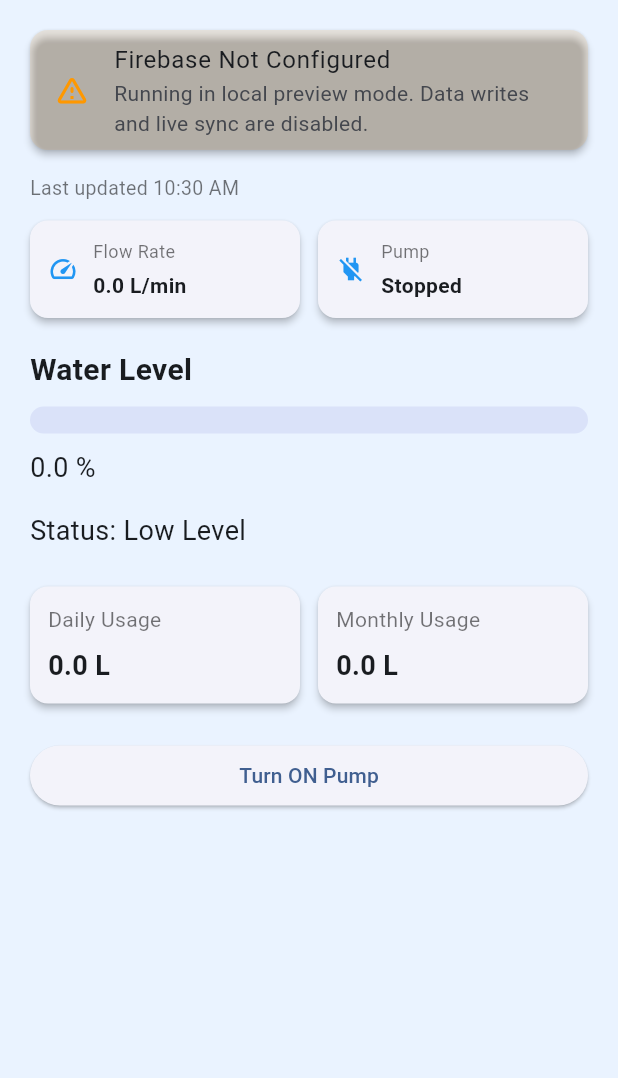
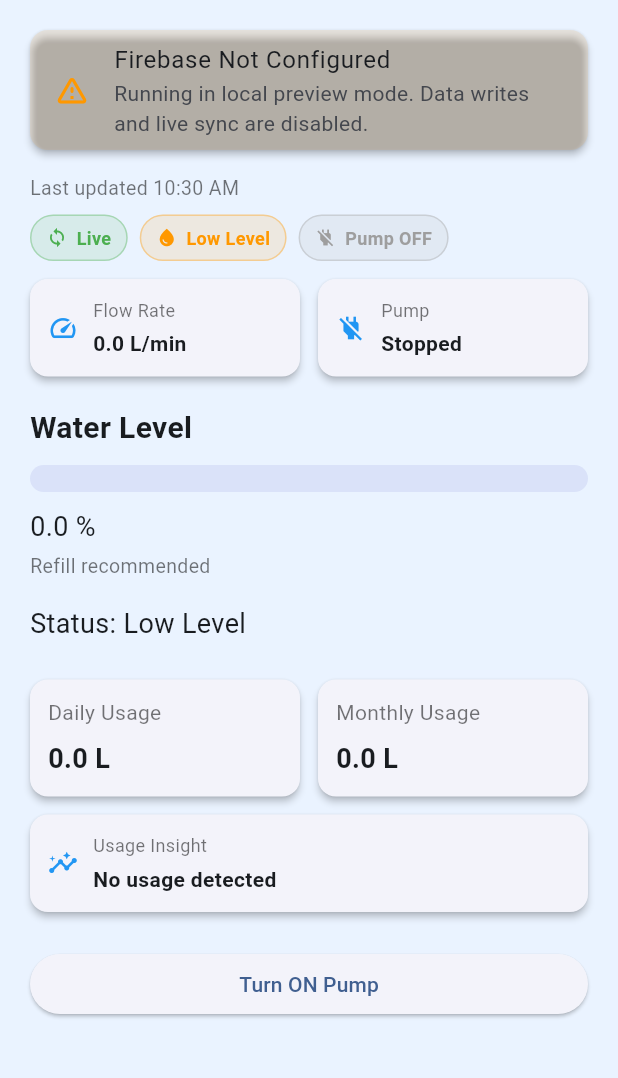
Before and after one commit to hasankachamathvi/Tank_Master_IOT, a Flutter app: the Dashboard screen opened directly with empty values, after a tap on the "refresh" icon, on a phone screen of 412 x 824 dp, the part 84-1162 px from its top. Run offline on Flutter 3.47's test engine with Material 3 defaults, Android fonts, the phone set to English and light mode, and no system bars; our stand-ins replace firebase_core, firebase_database; accounts and stored records are empty.

Commit message:
feat: Add data freshness indicators and enhance refresh functionality in dashboard

```diff
--- a/lib/screens/dashboard.dart
+++ b/lib/screens/dashboard.dart
@@ -29,6 +29,7 @@ class _DashboardState extends State<Dashboard> {
 
   StreamSubscription<TankModel>? _subscription;
   bool _isLoading = true;
+  bool _isRefreshing = false;
   bool _isTogglingPump = false;
   String? _error;
   DateTime? _lastUpdatedAt;
@@ -96,6 +97,14 @@ class _DashboardState extends State<Dashboard> {
   }
 
   Future<void> _refreshDashboard() async {
+    if (_isRefreshing) {
+      return;
+    }
+
+    setState(() {
+      _isRefreshing = true;
+    });
+
     try {
       final latestTank = await _firebaseService.getTankData().first.timeout(const Duration(seconds: 5));
 
@@ -115,6 +124,11 @@ class _DashboardState extends State<Dashboard> {
       if (!mounted) return;
       setState(() {
         _error = 'Could not refresh tank data.';
+      });
+    } finally {
+      if (!mounted) return;
+      setState(() {
+        _isRefreshing = false;
       });
     }
   }
@@ -138,6 +152,60 @@ class _DashboardState extends State<Dashboard> {
     return 'Last updated ${time.format(context)}';
   }
 
+  String _dataFreshnessLabel() {
+    if (_lastUpdatedAt == null) {
+      return 'Awaiting data';
+    }
+
+    final seconds = DateTime.now().difference(_lastUpdatedAt!).inSeconds;
+
+    if (seconds < 30) {
+      return 'Live';
+    }
+    if (seconds < 120) {
+      return 'Recent';
+    }
+    return 'Stale';
+  }
+
+  Color _dataFreshnessColor() {
+    final freshness = _dataFreshnessLabel();
+
+    if (freshness == 'Live') {
+      return Colors.green;
+    }
+    if (freshness == 'Recent') {
+      return Colors.orange;
+    }
+    return Colors.red;
+  }
+
+  String _usageTrendLabel() {
+    if (_tank.dailyUsage <= 0 && _tank.monthlyUsage <= 0) {
+      return 'No usage detected';
+    }
+
+    final avgDaily = _tank.monthlyUsage / 30;
+
+    if (_tank.dailyUsage > avgDaily * 1.2) {
+      return 'Above monthly trend';
+    }
+    if (_tank.dailyUsage < avgDaily * 0.8) {
+      return 'Below monthly trend';
+    }
+    return 'On monthly trend';
+  }
+
+  String _levelHint() {
+    if (_tank.level >= 95) {
+      return 'Near full capacity';
+    }
+    if (_tank.level <= 15) {
+      return 'Refill recommended';
+    }
+    return 'Level is in a safe range';
+  }
+
   @override
   Widget build(BuildContext context) {
     return Scaffold(
@@ -147,8 +215,14 @@ class _DashboardState extends State<Dashboard> {
         foregroundColor: Colors.white,
         actions: [
           IconButton(
-            onPressed: _refreshDashboard,
-            icon: const Icon(Icons.refresh),
+            onPressed: _isRefreshing ? null : _refreshDashboard,
+            icon: _isRefreshing
+                ? const SizedBox(
+                    width: 18,
+                    height: 18,
+                    child: CircularProgressIndicator(strokeWidth: 2, color: Colors.white),
+                  )
+                : const Icon(Icons.refresh),
             tooltip: 'Refresh now',
           ),
         ],
@@ -190,6 +264,28 @@ class _DashboardState extends State<Dashboard> {
                         _lastUpdatedLabel(),
                         style: const TextStyle(fontSize: 13, color: Colors.black54),
                       ),
+                      const SizedBox(height: 8),
+                      Wrap(
+                        spacing: 8,
+                        runSpacing: 8,
+                        children: [
+                          _StatusChip(
+                            icon: Icons.sync,
+                            text: _dataFreshnessLabel(),
+                            color: _dataFreshnessColor(),
+                          ),
+                          _StatusChip(
+                            icon: Icons.water_drop,
+                            text: _tank.status,
+                            color: _levelColor(_tank.level),
+                          ),
+                          _StatusChip(
+                            icon: _tank.pump ? Icons.power : Icons.power_off,
+                            text: _tank.pump ? 'Pump ON' : 'Pump OFF',
+                            color: _tank.pump ? Colors.green : Colors.grey,
+                          ),
+                        ],
+                      ),
                       const SizedBox(height: 12),
                       Row(
                         children: [
@@ -213,14 +309,22 @@ class _DashboardState extends State<Dashboard> {
                       const SizedBox(height: 20),
                       const Text('Water Level', style: TextStyle(fontSize: 20, fontWeight: FontWeight.w600)),
                       const SizedBox(height: 10),
-                      LinearProgressIndicator(
-                        value: (_tank.level.clamp(0, 100)) / 100,
-                        color: _levelColor(_tank.level),
-                        minHeight: 18,
-                        borderRadius: BorderRadius.circular(12),
+                      TweenAnimationBuilder<double>(
+                        tween: Tween<double>(begin: 0, end: (_tank.level.clamp(0, 100)) / 100),
+                        duration: const Duration(milliseconds: 700),
+                        builder: (context, animatedLevel, _) {
+                          return LinearProgressIndicator(
+                            value: animatedLevel,
+                            color: _levelColor(_tank.level),
+                            minHeight: 18,
+                            borderRadius: BorderRadius.circular(12),
+                          );
+                        },
                       ),
                       const SizedBox(height: 10),
                       Text('${_tank.level.toStringAsFixed(1)} %', style: const TextStyle(fontSize: 18)),
+                      const SizedBox(height: 4),
+                      Text(_levelHint(), style: const TextStyle(fontSize: 13, color: Colors.black54)),
                       const SizedBox(height: 16),
                       Text('Status: ${_tank.status}', style: const TextStyle(fontSize: 18)),
                       const SizedBox(height: 24),
@@ -230,6 +334,12 @@ class _DashboardState extends State<Dashboard> {
                           const SizedBox(width: 12),
                           Expanded(child: _UsageCard(title: 'Monthly Usage', value: '${_tank.monthlyUsage.toStringAsFixed(1)} L')),
                         ],
+                      ),
+                      const SizedBox(height: 12),
+                      _OverviewCard(
+                        icon: Icons.insights,
+                        title: 'Usage Insight',
+                        value: _usageTrendLabel(),
                       ),
                       const SizedBox(height: 24),
                       if (_tank.overflowAlert || _tank.lowLevelAlert) ...[
@@ -323,6 +433,37 @@ class _OverviewCard extends StatelessWidget {
   }
 }
 
+class _StatusChip extends StatelessWidget {
+  const _StatusChip({required this.icon, required this.text, required this.color});
+
+  final IconData icon;
+  final String text;
+  final Color color;
+
+  @override
+  Widget build(BuildContext context) {
+    return Container(
+      padding: const EdgeInsets.symmetric(horizontal: 10, vertical: 6),
+      decoration: BoxDecoration(
+        color: color.withOpacity(0.12),
+        borderRadius: BorderRadius.circular(999),
+        border: Border.all(color: color.withOpacity(0.35)),
+      ),
+      child: Row(
+        mainAxisSize: MainAxisSize.min,
+        children: [
+          Icon(icon, size: 14, color: color),
+          const SizedBox(width: 6),
+          Text(
+            text,
+            style: TextStyle(fontSize: 12, color: color, fontWeight: FontWeight.w600),
+          ),
+        ],
+      ),
+    );
+  }
+}
+
 class _AlertTile extends StatelessWidget {
   const _AlertTile({required this.title, required this.subtitle, required this.color});
 
```
